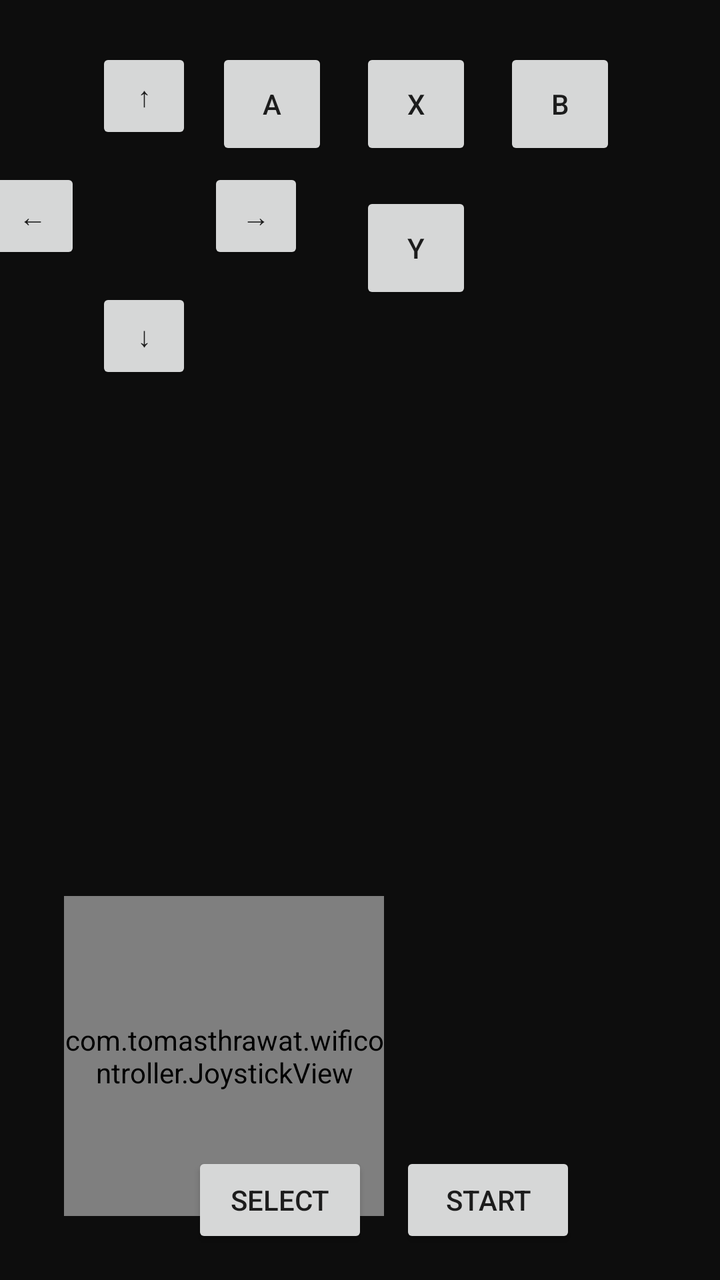
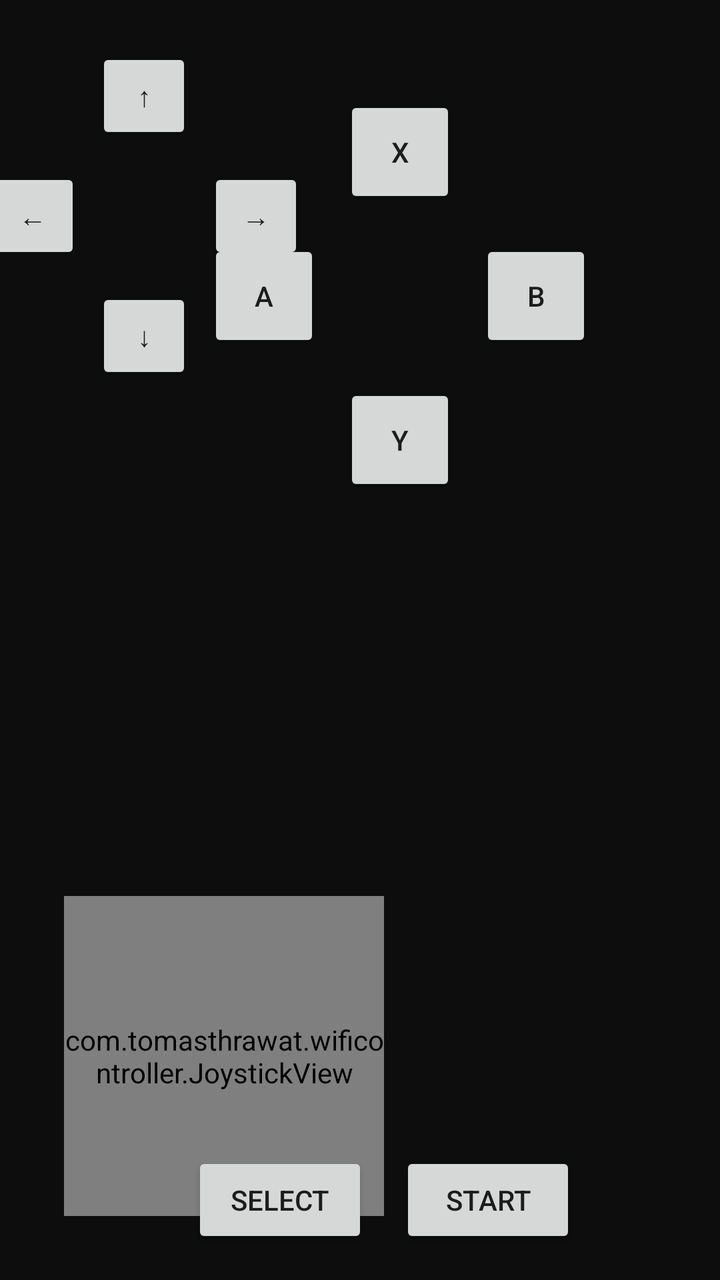

Before-and-after screenshots of an Android layout around one commit, followed by the original layout XML and the change that was made.
<!-- AndroidManifest.xml: application theme Theme.WifiController -->
<!-- res/layout/activity_controller.xml -->
<?xml version="1.0" encoding="utf-8"?>
<androidx.constraintlayout.widget.ConstraintLayout xmlns:android="http://schemas.android.com/apk/res/android"
    xmlns:app="http://schemas.android.com/apk/res-auto"
    android:layout_width="match_parent"
    android:layout_height="match_parent"
    android:layoutDirection="ltr"
    android:background="#0D0D0D">

    
    <com.tomasthrawat.wificontroller.JoystickView
        android:id="@+id/joystick"
        android:layout_width="160dp"
        android:layout_height="160dp"
        app:layout_constraintLeft_toLeftOf="parent"
        app:layout_constraintBottom_toBottomOf="parent"
        android:layout_marginStart="32dp"
        android:layout_marginBottom="32dp" />

    <Button
        android:id="@+id/btnUp"
        android:layout_width="48dp"
        android:layout_height="48dp"
        android:text="@string/dpad_up"
        app:layout_constraintLeft_toLeftOf="parent"
        app:layout_constraintTop_toTopOf="parent"
        android:layout_marginStart="48dp"
        android:layout_marginTop="24dp" />

    <Button
        android:id="@+id/btnDown"
        android:layout_width="48dp"
        android:layout_height="48dp"
        android:text="@string/dpad_down"
        app:layout_constraintLeft_toLeftOf="@id/btnUp"
        app:layout_constraintTop_toBottomOf="@id/btnUp"
        android:layout_marginTop="72dp" />

    <Button
        android:id="@+id/btnLeft"
        android:layout_width="48dp"
        android:layout_height="48dp"
        android:text="@string/dpad_left"
        app:layout_constraintRight_toLeftOf="@id/btnUp"
        app:layout_constraintTop_toTopOf="@id/btnUp"
        app:layout_constraintBottom_toBottomOf="@id/btnDown"
        android:layout_marginEnd="8dp" />

    <Button
        android:id="@+id/btnRight"
        android:layout_width="48dp"
        android:layout_height="48dp"
        android:text="@string/dpad_right"
        app:layout_constraintLeft_toRightOf="@id/btnUp"
        app:layout_constraintTop_toTopOf="@id/btnUp"
        app:layout_constraintBottom_toBottomOf="@id/btnDown"
        android:layout_marginStart="8dp" />

    
    <Button
        android:id="@+id/btnX"
        android:layout_width="56dp"
        android:layout_height="56dp"
        android:text="X"
        app:layout_constraintRight_toRightOf="parent"
        app:layout_constraintTop_toTopOf="parent"
        android:layout_marginEnd="124dp"
        android:layout_marginTop="24dp" />

    <Button
        android:id="@+id/btnB"
        android:layout_width="56dp"
        android:layout_height="56dp"
        android:text="B"
        app:layout_constraintLeft_toRightOf="@id/btnX"
        app:layout_constraintTop_toTopOf="@id/btnX"
        app:layout_constraintBottom_toBottomOf="@id/btnX"
        android:layout_marginStart="16dp" />

    <Button
        android:id="@+id/btnA"
        android:layout_width="56dp"
        android:layout_height="56dp"
        android:text="A"
        app:layout_constraintRight_toLeftOf="@id/btnX"
        app:layout_constraintTop_toTopOf="@id/btnX"
        app:layout_constraintBottom_toBottomOf="@id/btnX"
        android:layout_marginEnd="16dp" />

    <Button
        android:id="@+id/btnY"
        android:layout_width="56dp"
        android:layout_height="56dp"
        android:text="Y"
        app:layout_constraintLeft_toLeftOf="@id/btnX"
        app:layout_constraintRight_toRightOf="@id/btnX"
        app:layout_constraintTop_toBottomOf="@id/btnX"
        android:layout_marginTop="16dp" />

    
    <Button
        android:id="@+id/btnSelect"
        android:layout_width="wrap_content"
        android:layout_height="wrap_content"
        android:text="@string/select"
        app:layout_constraintLeft_toLeftOf="parent"
        app:layout_constraintRight_toRightOf="parent"
        app:layout_constraintBottom_toBottomOf="parent"
        android:layout_marginBottom="16dp"
        android:layout_marginEnd="80dp" />

    <Button
        android:id="@+id/btnStart"
        android:layout_width="wrap_content"
        android:layout_height="wrap_content"
        android:text="@string/start"
        app:layout_constraintLeft_toRightOf="@id/btnSelect"
        app:layout_constraintBottom_toBottomOf="@id/btnSelect"
        android:layout_marginStart="16dp" />

</androidx.constraintlayout.widget.ConstraintLayout>
<!-- resources referenced by this layout -->
<resources>
  <string name="dpad_down">↓</string>
  <string name="dpad_left">←</string>
  <string name="dpad_right">→</string>
  <string name="dpad_up">↑</string>
  <string name="select">Select</string>
  <string name="start">Start</string>
  <style name="Theme.WifiController" parent="Theme.MaterialComponents.DayNight.NoActionBar">
          <item name="colorPrimary">@color/accent</item>
          <item name="android:windowBackground">@color/background_dark</item>
          <item name="android:statusBarColor">@color/black</item>
      </style>
  <color name="accent">#E0965A</color>
  <color name="background_dark">#0D0D0D</color>
  <color name="black">#000000</color>
</resources>

<!-- the commit's change to res/layout/activity_controller.xml (unified diff, before → after) -->
@@ -57,43 +57,43 @@
 
     
     <Button
-        android:id="@+id/btnX"
-        android:layout_width="56dp"
-        android:layout_height="56dp"
-        android:text="X"
-        app:layout_constraintRight_toRightOf="parent"
-        app:layout_constraintTop_toTopOf="parent"
-        android:layout_marginEnd="124dp"
-        android:layout_marginTop="24dp" />
-
-    <Button
         android:id="@+id/btnB"
         android:layout_width="56dp"
         android:layout_height="56dp"
         android:text="B"
-        app:layout_constraintLeft_toRightOf="@id/btnX"
-        app:layout_constraintTop_toTopOf="@id/btnX"
-        app:layout_constraintBottom_toBottomOf="@id/btnX"
-        android:layout_marginStart="16dp" />
+        app:layout_constraintRight_toRightOf="parent"
+        app:layout_constraintTop_toTopOf="parent"
+        android:layout_marginEnd="64dp"
+        android:layout_marginTop="120dp" />
 
     <Button
         android:id="@+id/btnA"
         android:layout_width="56dp"
         android:layout_height="56dp"
         android:text="A"
-        app:layout_constraintRight_toLeftOf="@id/btnX"
-        app:layout_constraintTop_toTopOf="@id/btnX"
-        app:layout_constraintBottom_toBottomOf="@id/btnX"
-        android:layout_marginEnd="16dp" />
+        app:layout_constraintRight_toLeftOf="@id/btnB"
+        app:layout_constraintTop_toTopOf="@id/btnB"
+        app:layout_constraintBottom_toBottomOf="@id/btnB"
+        android:layout_marginEnd="80dp" />
+
+    <Button
+        android:id="@+id/btnX"
+        android:layout_width="56dp"
+        android:layout_height="56dp"
+        android:text="X"
+        app:layout_constraintLeft_toLeftOf="@id/btnA"
+        app:layout_constraintRight_toRightOf="@id/btnB"
+        app:layout_constraintBottom_toTopOf="@id/btnA"
+        android:layout_marginBottom="16dp" />
 
     <Button
         android:id="@+id/btnY"
         android:layout_width="56dp"
         android:layout_height="56dp"
         android:text="Y"
-        app:layout_constraintLeft_toLeftOf="@id/btnX"
-        app:layout_constraintRight_toRightOf="@id/btnX"
-        app:layout_constraintTop_toBottomOf="@id/btnX"
+        app:layout_constraintLeft_toLeftOf="@id/btnA"
+        app:layout_constraintRight_toRightOf="@id/btnB"
+        app:layout_constraintTop_toBottomOf="@id/btnA"
         android:layout_marginTop="16dp" />
 
     
